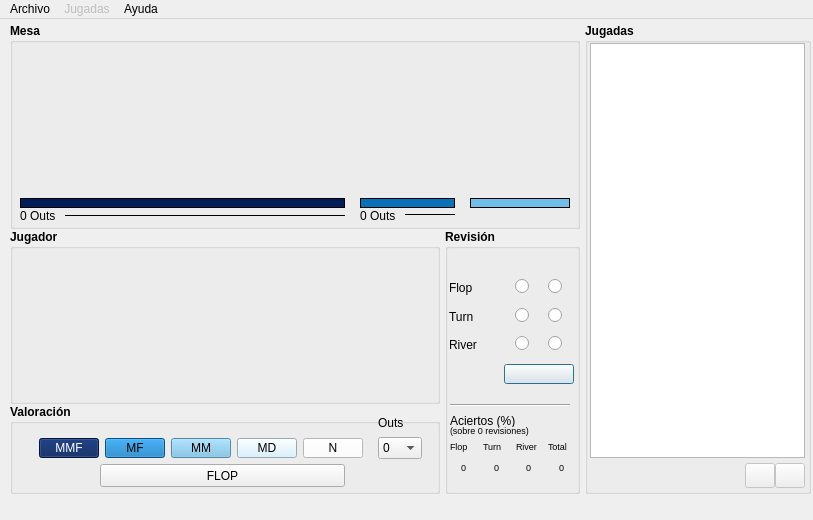
camador/poker_trainer, file lib/gui.ui: the form before one commit.
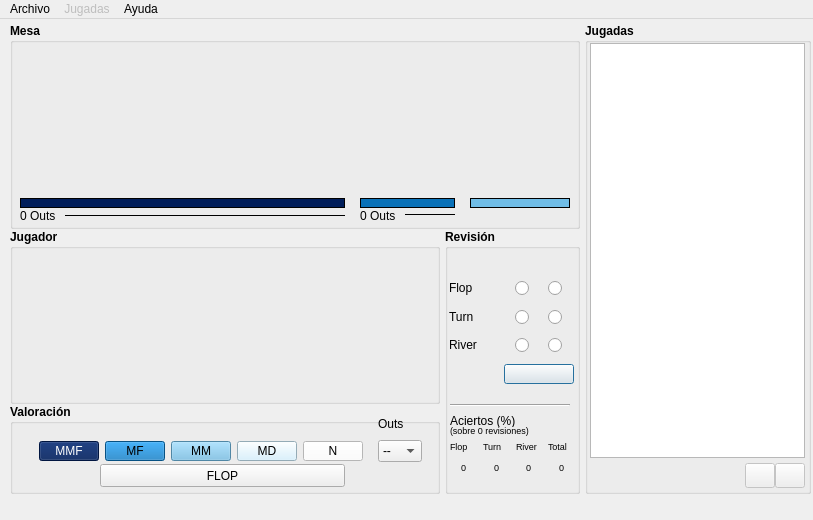
The form after the commit. Icons and pictures are not drawn.

Commit message: Añadido un nuevo valor al Combo de los Outs para el caso de no valoración

```diff
--- a/lib/gui.ui
+++ b/lib/gui.ui
@@ -587,7 +587,7 @@
            <x>5</x>
            <y>0</y>
            <width>60</width>
-           <height>20</height>
+           <height>23</height>
           </rect>
          </property>
          <layout class="QHBoxLayout" name="horizontalLayout_3">
@@ -629,7 +629,7 @@
            <x>5</x>
            <y>0</y>
            <width>60</width>
-           <height>20</height>
+           <height>23</height>
           </rect>
          </property>
          <layout class="QHBoxLayout" name="horizontalLayout_8">
@@ -671,7 +671,7 @@
            <x>5</x>
            <y>0</y>
            <width>60</width>
-           <height>20</height>
+           <height>23</height>
           </rect>
          </property>
          <layout class="QHBoxLayout" name="horizontalLayout">
@@ -1130,7 +1130,7 @@
        <x>20</x>
        <y>10</y>
        <width>392</width>
-       <height>45</height>
+       <height>48</height>
       </rect>
      </property>
      <layout class="QGridLayout" name="gridLayout_3">
@@ -1145,6 +1145,11 @@
         <property name="toolTip">
          <string>Outs</string>
         </property>
+        <item>
+         <property name="text">
+          <string>--</string>
+         </property>
+        </item>
         <item>
          <property name="text">
           <string>0</string>
```
Left out of the diff: 2 changed lines with no effect on the pictures.
